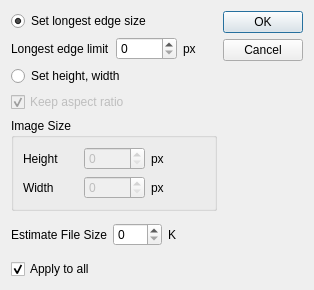
Qt form resize_dialog.ui (zsy056/imgresize) before a commit.
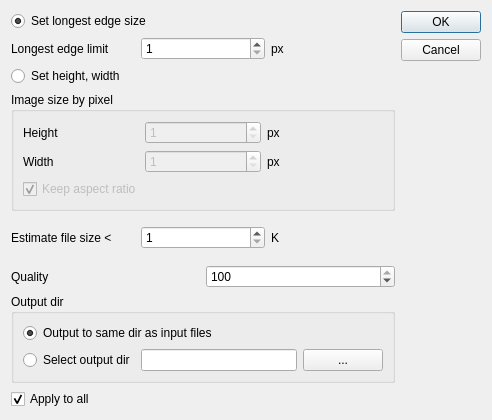
The same form after that commit.

Commit message: resize options added

What changed in the file:
```diff
--- a/resize_dialog.ui
+++ b/resize_dialog.ui
@@ -6,8 +6,8 @@
    <rect>
     <x>0</x>
     <y>0</y>
-    <width>314</width>
-    <height>290</height>
+    <width>492</width>
+    <height>420</height>
    </rect>
   </property>
   <property name="windowTitle">
@@ -16,9 +16,9 @@
   <property name="modal">
    <bool>true</bool>
   </property>
-  <layout class="QHBoxLayout" name="horizontalLayout_5">
+  <layout class="QHBoxLayout" name="horizontalLayout_6">
    <item>
-    <layout class="QVBoxLayout" name="verticalLayout_4">
+    <layout class="QVBoxLayout" name="verticalLayout_5">
      <item>
       <layout class="QVBoxLayout" name="verticalLayout_2">
        <item>
@@ -45,6 +45,9 @@
          </item>
          <item>
           <widget class="QSpinBox" name="sbLongEdge">
+           <property name="minimum">
+            <number>1</number>
+           </property>
            <property name="maximum">
             <number>65535</number>
            </property>
@@ -73,23 +76,10 @@
          </attribute>
         </widget>
        </item>
-       <item>
-        <widget class="QCheckBox" name="cbKeepRatio">
-         <property name="enabled">
-          <bool>false</bool>
-         </property>
-         <property name="text">
-          <string>Keep aspect ratio</string>
-         </property>
-         <property name="checked">
-          <bool>true</bool>
-         </property>
-        </widget>
-       </item>
        <item>
         <widget class="QGroupBox" name="groupBox">
          <property name="title">
-          <string>Image Size</string>
+          <string>Image size by pixel</string>
          </property>
          <property name="flat">
           <bool>false</bool>
@@ -109,6 +99,9 @@
               <property name="enabled">
                <bool>false</bool>
               </property>
+              <property name="minimum">
+               <number>1</number>
+              </property>
               <property name="maximum">
                <number>65535</number>
               </property>
@@ -137,6 +130,9 @@
               <property name="enabled">
                <bool>false</bool>
               </property>
+              <property name="minimum">
+               <number>1</number>
+              </property>
               <property name="maximum">
                <number>65535</number>
               </property>
@@ -151,6 +147,19 @@
             </item>
            </layout>
           </item>
+          <item>
+           <widget class="QCheckBox" name="cbKeepRatio">
+            <property name="enabled">
+             <bool>false</bool>
+            </property>
+            <property name="text">
+             <string>Keep aspect ratio</string>
+            </property>
+            <property name="checked">
+             <bool>true</bool>
+            </property>
+           </widget>
+          </item>
          </layout>
          <zorder></zorder>
          <zorder></zorder>
@@ -163,12 +172,19 @@
        <item>
         <widget class="QLabel" name="label">
          <property name="text">
-          <string>Estimate File Size</string>
+          <string>Estimate file size &lt;</string>
          </property>
         </widget>
        </item>
        <item>
-        <widget class="QSpinBox" name="sbFileSize"/>
+        <widget class="QSpinBox" name="sbFileSize">
+         <property name="minimum">
+          <number>1</number>
+         </property>
+         <property name="maximum">
+          <number>65535</number>
+         </property>
+        </widget>
        </item>
        <item>
         <widget class="QLabel" name="label_4">
@@ -179,6 +195,76 @@
        </item>
       </layout>
      </item>
+     <item>
+      <layout class="QHBoxLayout" name="horizontalLayout_5">
+       <item>
+        <widget class="QLabel" name="label_9">
+         <property name="text">
+          <string>Quality</string>
+         </property>
+        </widget>
+       </item>
+       <item>
+        <widget class="QSpinBox" name="sbQuality">
+         <property name="minimum">
+          <number>0</number>
+         </property>
+         <property name="maximum">
+          <number>100</number>
+         </property>
+         <property name="value">
+          <number>100</number>
+         </property>
+        </widget>
+       </item>
+      </layout>
+     </item>
+     <item>
+      <widget class="QGroupBox" name="groupBox_2">
+       <property name="title">
+        <string>Output dir</string>
+       </property>
+       <layout class="QVBoxLayout" name="verticalLayout_4">
+        <item>
+         <widget class="QRadioButton" name="rbSameDir">
+          <property name="text">
+           <string>Output to same dir as input files</string>
+          </property>
+          <property name="checked">
+           <bool>true</bool>
+          </property>
+          <attribute name="buttonGroup">
+           <string notr="true">buttonGroup_2</string>
+          </attribute>
+         </widget>
+        </item>
+        <item>
+         <layout class="QHBoxLayout" name="horizontalLayout_7">
+          <item>
+           <widget class="QRadioButton" name="rbSelectDir">
+            <property name="text">
+             <string>Select output dir</string>
+            </property>
+            <attribute name="buttonGroup">
+             <string notr="true">buttonGroup_2</string>
+            </attribute>
+           </widget>
+          </item>
+          <item>
+           <widget class="QLineEdit" name="leOutDir"/>
+          </item>
+          <item>
+           <widget class="QPushButton" name="pbChoose">
+            <property name="text">
+             <string>...</string>
+            </property>
+           </widget>
+          </item>
+         </layout>
+        </item>
+       </layout>
+      </widget>
+     </item>
      <item>
       <widget class="QCheckBox" name="cbApplyToAll">
        <property name="text">
```
Left out of the diff: 34 changed lines with no effect on the pictures. The commit also changes 7 other files.
